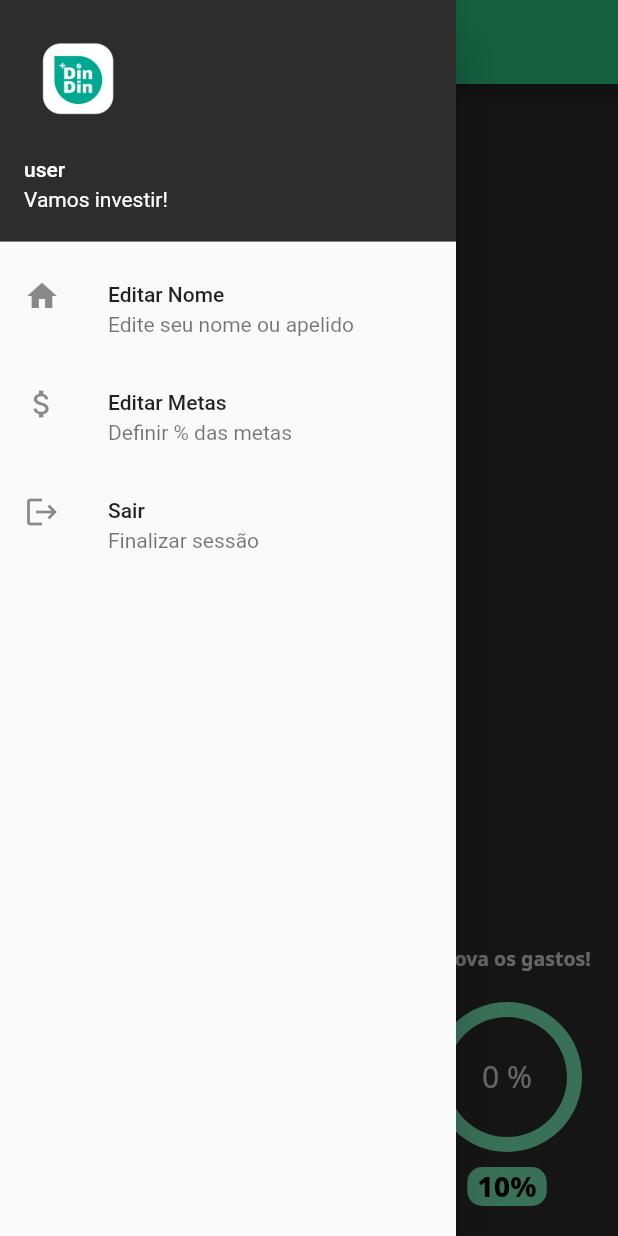
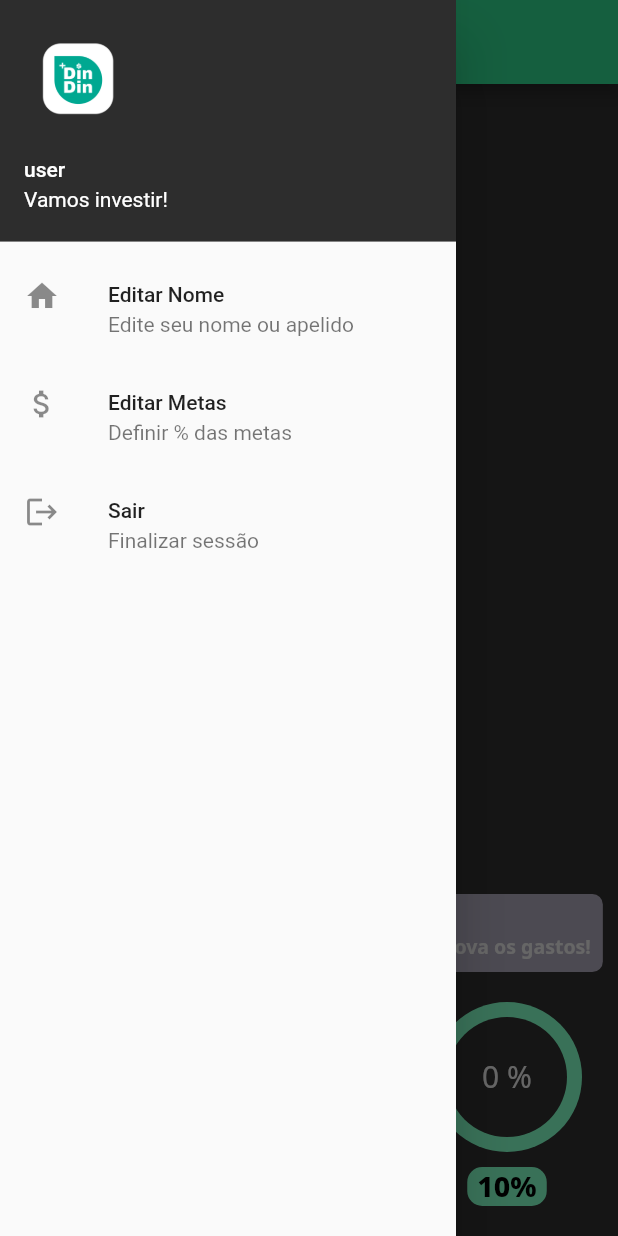
Before and after one commit to denersonpinas/moneyspace, a Flutter app: the Home screen opened directly, in the side drawer, after a tap on "Editar Metas", on a phone screen of 412 x 824 dp. Run offline on Flutter 3.47's test engine with Material 2 defaults, Android fonts, the phone set to English and light mode, and no system bars; our stand-ins replace brasil_fields, google_fonts.

Commit message:
Subindo cod atualizado

```diff
--- a/lib/home/home.dart
+++ b/lib/home/home.dart
@@ -7,6 +7,7 @@ import 'package:flutter/services.dart';
 import 'package:moneyspace/admin/login_page.dart';
 import 'package:moneyspace/core/app_text_styles.dart';
 import 'package:moneyspace/home/widget/chart/chart_widget.dart';
+import 'package:moneyspace/home/widget/print/alert_widget.dart';
 import 'package:moneyspace/metas/percentual_widget.dart';
 import 'package:moneyspace/shared/database/database_page.dart';
 import 'package:moneyspace/core/app_colors.dart';
@@ -24,6 +25,7 @@ class Home extends StatefulWidget {
 class _HomeState extends State<Home> {
 
   String _iforText = "";
+  String _typeIforText = "";
   late double percent;
 
   String _dateTime = "";
@@ -301,6 +303,7 @@ class _HomeState extends State<Home> {
               _listfinance["carteira"]["$ano"]["$mes"].add(recContact);
               setState(() {
                 _iforText = "";
+                _typeIforText = "";
               });
 
             } else {
@@ -315,10 +318,12 @@ class _HomeState extends State<Home> {
 
                 setState(() {
                   _iforText = "";
+                  _typeIforText  = "";
                 });
               } else {
                 setState(() {
                   _iforText = "Aumente sua receita, sinal lotado!";
+                  _typeIforText = "!ALERT!\n";
                 });
               }
             }
@@ -332,6 +337,7 @@ class _HomeState extends State<Home> {
               _listfinance["carteira"]["$ano"]["$mes"].add(recContact);
               setState(() {
                 _iforText = "";
+                _typeIforText = "";
               });
 
             } else {
@@ -346,10 +352,12 @@ class _HomeState extends State<Home> {
 
                 setState(() {
                   _iforText = "";
+                  _typeIforText = "";
                 });
               } else {
                 setState(() {
                   _iforText = "Aumente sua receita, sinal lotado!";
+                  _typeIforText = "!ALERT!\n";
                 });
               }
             }
@@ -364,10 +372,12 @@ class _HomeState extends State<Home> {
             _listfinance["carteira"]["$ano"]["$mes"].add(recContact);
             setState(() {
               _iforText = "";
+              _typeIforText = "";
             });
           } else {
             setState(() {
               _iforText = "Por favor, insira uma receita!";
+              _typeIforText = "!ALERT!\n";
             });
           }
         }
@@ -375,6 +385,7 @@ class _HomeState extends State<Home> {
       } else {
        setState(() {
          _iforText = "Ação não realizada, volte para o mês atual";
+         _typeIforText = "!ALERT!\n";
        });
       }
     });
@@ -507,6 +518,7 @@ class _HomeState extends State<Home> {
                 if(_setSaldoTotGastos() > 0  || mes != _mes[0][DateTime.now().month]){
                   setState(() {
                     _iforText = "Para mudar as porcentagens das metas remova os gastos!";
+                    _typeIforText = "!ALERT!\n";
                   });
                 }else{
                   Navigator.pushReplacement(
@@ -587,9 +599,12 @@ class _HomeState extends State<Home> {
           SizedBox(
             height: 10,
           ),
-          Text(
-            _iforText,
-            style: AppTextStyles.bodyBold,
+          Container(
+            decoration: BoxDecoration(
+              color: AppColors.lightGrey,
+              borderRadius: BorderRadius.circular(7)
+            ),
+            child: AlertWidget(inforText: _iforText, typeInforText: _typeIforText,)
           ),
           SizedBox(
             height: 10,
@@ -672,11 +687,7 @@ class _HomeState extends State<Home> {
                                       color: Colors.white),
                                 ),
                                 Text(
-                                  _listfinance["carteira"]["$ano"]["$mes"][index]["gastos data"] != null
-                                    ? _listfinance["carteira"]["$ano"]["$mes"][index]["gastos data"].toString()
-                                    : _listfinance["carteira"]["$ano"]["$mes"][index]["receita data"] != null
-                                    ? _listfinance["carteira"]["$ano"]["$mes"][index]["receita data"].toString()
-                                    : "",
+                                  _listfinance["carteira"]["$ano"]["$mes"][index]["dia"] + "/"+ _listfinance["carteira"]["$ano"]["$mes"][index]["mes"] + "/" + _listfinance["carteira"]["$ano"]["$mes"][index]["ano"],
                                   style:
                                   TextStyle(fontSize: 14, color: Colors.white),
                                 ),
@@ -716,6 +727,7 @@ class _HomeState extends State<Home> {
             if(result >= 0 && resp == true  && verific == true){
               setState(() {
                 _iforText = "";
+                _typeIforText = "";
               });
                _listfinance["carteira"]["$ano"]["$mes"].removeAt(index);
 
@@ -740,11 +752,13 @@ class _HomeState extends State<Home> {
             } else {
               setState(() {
                 _iforText = "Ação não realizada, por favor exclua um gasto antes";
+                _typeIforText = "!ALERT!\n";
               });
             }
           } else if(verific == true){
             setState(() {
               _iforText = "";
+              _typeIforText = "";
             });
 
             _listfinance["carteira"]["$ano"]["$mes"].removeAt(index);
@@ -770,6 +784,7 @@ class _HomeState extends State<Home> {
           } else {
             setState(() {
               _iforText = "Por favor, volte para o mês atual.";
+              _typeIforText = "!ALERT!\n";
             });
           }
         });
--- /dev/null
+++ b/lib/home/widget/print/alert_widget.dart
@@ -0,0 +1,37 @@
+import 'package:flutter/material.dart';
+import 'package:moneyspace/core/app_text_styles.dart';
+
+class AlertWidget extends StatelessWidget {
+  String inforText;
+  String typeInforText;
+  AlertWidget({
+    Key? key,
+    required this.inforText,
+    required this.typeInforText,
+  }) : super(key: key);
+
+  @override
+  Widget build(BuildContext context) {
+    Future.delayed(Duration(
+      seconds:  5
+    )).then((_) {
+      inforText = "";
+      typeInforText = "";
+      return Text.rich(TextSpan(text: "", children: [TextSpan(text: "",)]));});
+
+    return Padding(
+      padding: inforText != "" ? EdgeInsets.all(8.0) : EdgeInsets.all(0),
+      child: Text.rich(
+        TextSpan(
+          text: typeInforText,
+          children: [
+            TextSpan(
+              text: inforText,
+            )
+          ],
+          style: AppTextStyles.bodyBold
+        )
+      ),
+    );
+  }
+}
```
Also changed, not shown: lib/home/widget/score_card/score_card_widget.dart (deleted, +0 -56 lines), lib/sobre/sobre_page.dart (added, +74 -0 lines), lib/selection/widgets/calendario/calendar_widget.dart (deleted).
